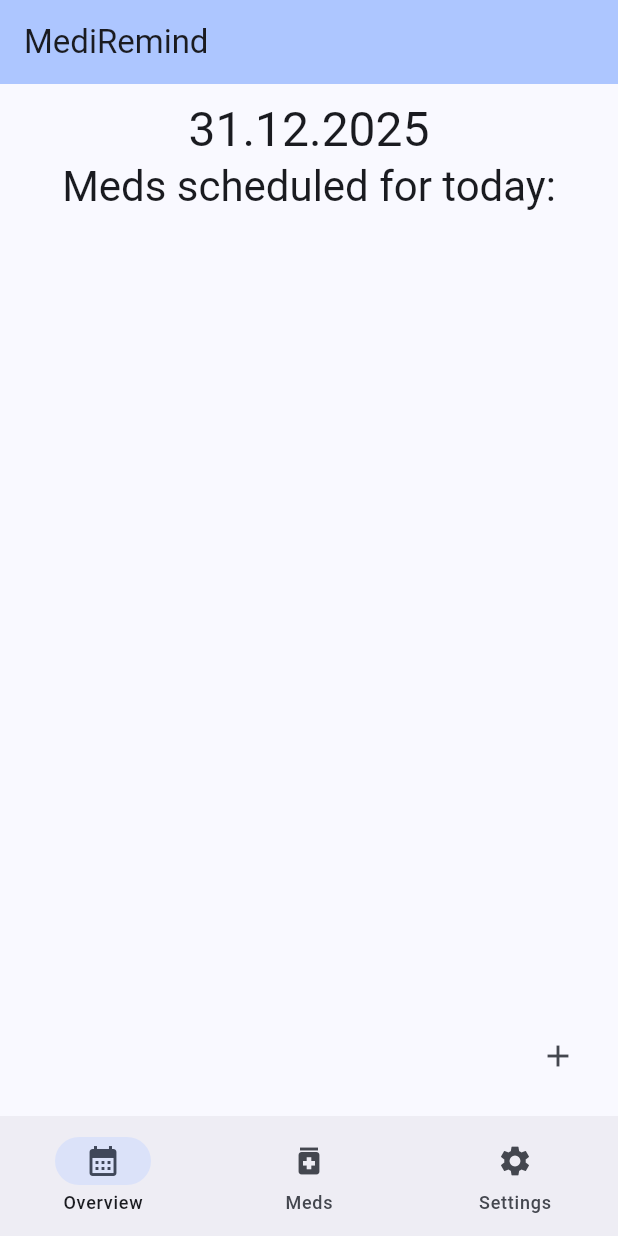
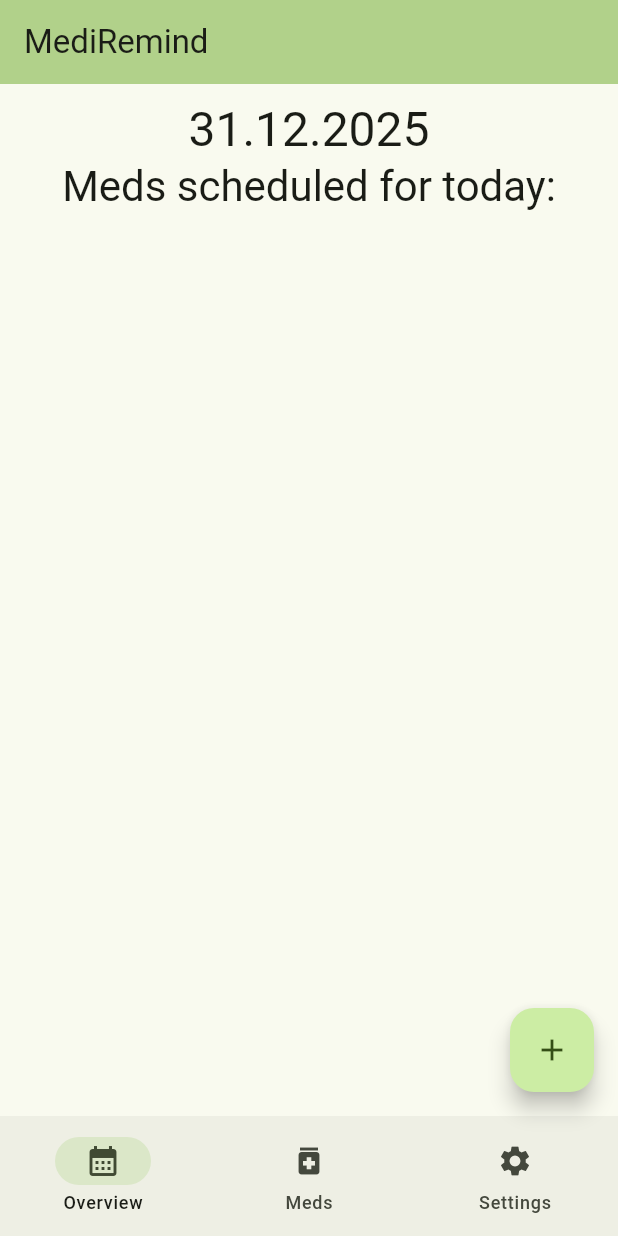
Before and after one commit to Nighmared/mediremind, a Flutter app: the screen it shows after launch, on a phone screen of 412 x 824 dp. Run offline on Flutter 3.47's test engine with Material 3 defaults, Android fonts, the phone set to English and light mode, and no system bars; our stand-ins replace flutter_local_notifications, flutter_timezone, timezone.

Commit message:
we so goood

```diff
--- a/lib/UI/home_ui.dart
+++ b/lib/UI/home_ui.dart
@@ -12,7 +12,7 @@ class HomeUi extends StatelessWidget {
         now.day == take.day);
   }
 
-  ListTile _ReminderToListTile(
+  ListTile _reminderToListTile(
     BuildContext ctxt,
     MedsManager man,
     Reminder rem,
@@ -35,7 +35,18 @@ class HomeUi extends StatelessWidget {
       child: Text("Take", style: TextStyle(color: Colors.blue)),
     );
     if (taken) {
-      trailing = Text("Already Taken", style: TextStyle(color: Colors.grey));
+      final matchingTake = matchTakes.first;
+      trailing = TextButton(
+        onPressed: () {
+          man.unTakeMed(rem, matchingTake);
+          (ctxt as Element).markNeedsBuild();
+        },
+        child: Text(
+          "Already Taken at ${matchingTake.date.hour.toString().padLeft(2, "0")}:${matchingTake.date.minute.toString().padLeft(2, "0")}\n Tap to undo",
+          style: TextStyle(color: Colors.grey),
+          textAlign: TextAlign.center,
+        ),
+      );
     }
 
     var nextTime = rem.nextTimeOfDay();
@@ -56,7 +67,7 @@ class HomeUi extends StatelessWidget {
 
     List<ListTile> reminderTiles = man
         .getTodayMedReminders()
-        .map((r) => _ReminderToListTile(context, man, r))
+        .map((r) => _reminderToListTile(context, man, r))
         .toList();
 
     return Padding(
--- a/lib/UI/med_ui.dart
+++ b/lib/UI/med_ui.dart
@@ -2,31 +2,6 @@ import 'package:mediremind/data/types.dart';
 import 'package:mediremind/meds.dart';
 import 'package:flutter/material.dart';
 
-/* Future<void> _showDeleteDialog(BuildContext context) {
-    return showDialog(
-      context: context,
-      builder: (BuildContext context) {
-        return AlertDialog(
-          title: Text("Delete Medication"),
-          actions: [
-            TextButton(
-              onPressed: () {
-                _delMed();
-                Navigator.pop(context);
-              },
-              child: Text("Delete", style: TextStyle(color: Colors.red)),
-            ),
-            TextButton(
-              onPressed: () {
-                Navigator.pop(context);
-              },
-              child: Text("Cancel"),
-            ),
-          ],
-        );
-      },
-    );
-  }*/
 class _DailyReminderView extends StatelessWidget {
   final int hour;
   final int minute;
@@ -160,7 +135,7 @@ class _RefillReminderView extends StatelessWidget {
       onTap: () => _showRefillReminderConfig(context),
       trailing: IconButton(
         onPressed: () => _deleteReminder(context),
-        icon: Icon(Icons.delete),
+        icon: Icon(Icons.delete_forever),
       ),
     );
   }
--- a/lib/main.dart
+++ b/lib/main.dart
@@ -1,11 +1,8 @@
-import 'dart:io';
-
 import 'package:flutter/material.dart';
 import 'package:mediremind/UI/home_ui.dart';
 import 'package:mediremind/UI/med_ui.dart';
 import 'package:mediremind/data/generic_repo.dart';
 import 'package:mediremind/data/local_file_backend.dart';
-import 'package:mediremind/data/test_backend.dart';
 import 'package:mediremind/meds.dart';
 import 'package:mediremind/notify.dart';
 import 'package:mediremind/UI/settings_ui.dart';
@@ -26,7 +23,9 @@ class MyApp extends StatelessWidget {
   Widget build(BuildContext context) {
     return MaterialApp(
       title: 'Medi Remind',
-      theme: ThemeData(colorScheme: .fromSeed(seedColor: Colors.blueAccent)),
+      theme: ThemeData(
+        colorScheme: .fromSeed(seedColor: Colors.lightGreenAccent),
+      ),
       home: const HomePage(title: 'MediRemind'),
     );
   }
@@ -61,11 +60,12 @@ class _HomePageState extends State<HomePage> {
     man ??= MedsManager(GenericRepo(LocalFileBackend(), () => setState(() {})));
 
     return Scaffold(
-      floatingActionButton: IconButton(
+      floatingActionButton: FloatingActionButton(
+        tooltip: "Add Medication",
         onPressed: () => {
           MedUI.showConfig(context, "", man!, () => {setState(() => {})}, true),
         },
-        icon: Icon(Icons.add),
+        child: Icon(Icons.add),
       ),
       appBar: AppBar(
         // TRY THIS: Try changing the color here to a specific color (to
--- a/lib/notify.dart
+++ b/lib/notify.dart
@@ -45,8 +45,9 @@ class NotificationService {
     return const NotificationDetails(
       android: AndroidNotificationDetails(
         "reminder_channel_id",
-        "medi reminder",
+        "Medication Reminder",
         channelDescription: "Recurring reminders to take medications",
+
         importance: Importance.max,
         styleInformation: DefaultStyleInformation(false, false),
       ),
--- a/pubspec.yaml
+++ b/pubspec.yaml
@@ -16,7 +16,7 @@ publish_to: "none" # Remove this line if you wish to publish to pub.dev
 # https://developer.apple.com/library/archive/documentation/General/Reference/InfoPlistKeyReference/Articles/CoreFoundationKeys.html
 # In Windows, build-name is used as the major, minor, and patch parts
 # of the product and file versions while build-number is used as the build suffix.
-version: 1.0.1
+version: 1.0.3
 
 environment:
   sdk: ^3.10.4
@@ -35,7 +35,7 @@ dependencies:
 
   # The following adds the Cupertino Icons font to your application.
   # Use with the CupertinoIcons class for iOS style icons.
-  cupertino_icons: ^1.0.8
+  # cupertino_icons: ^1.0.8
   flutter_local_notifications: ^19.5.0
   timezone: ^0.10.1
   flutter_timezone: ^5.0.1
```
Also changed, not shown: lib/UI/settings_ui.dart (+11 -1 lines), lib/meds.dart (+18 -3 lines), pubspec.lock, 13 other files.
